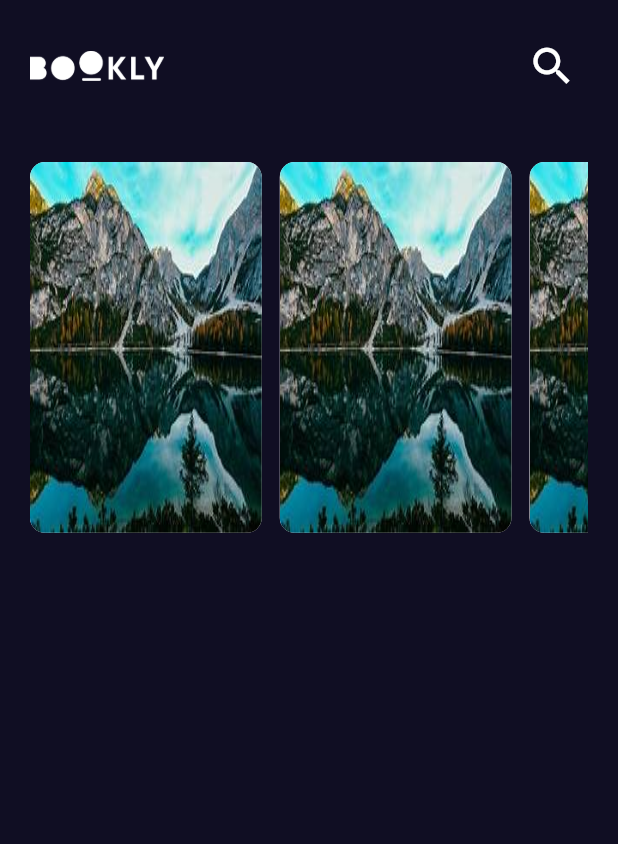
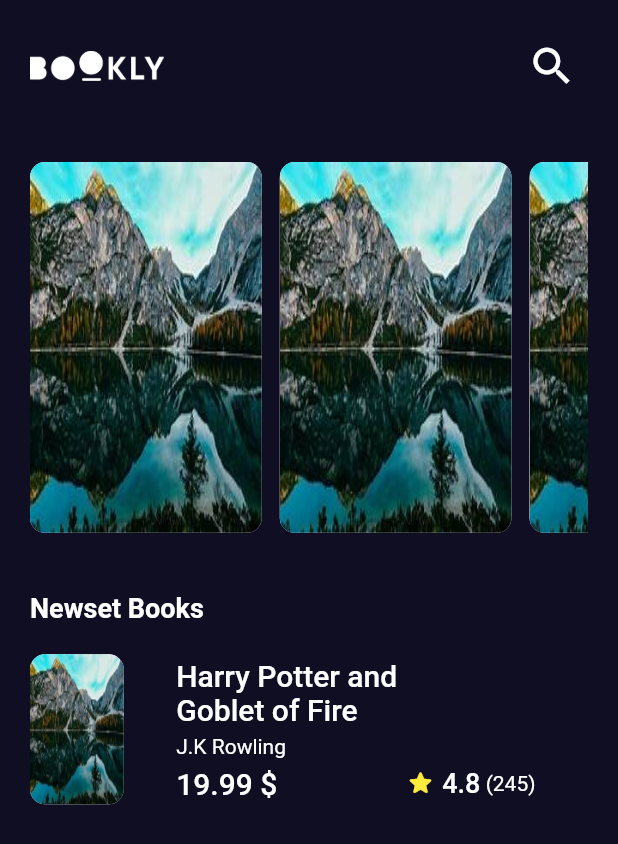
Before and after one commit to seiftarek10/Bookly-App, a Flutter app: the screen it shows after launch, on a phone screen of 412 x 824 dp. Shown: the top 844 px of the screen. Run offline on Flutter 3.47's test engine with Material 2 defaults, Android fonts, the phone set to English and light mode, and no system bars; our stand-ins replace go_router.

Commit message:
create New Book Item

```diff
--- a/bookly_app/lib/Core/utils/styles.dart
+++ b/bookly_app/lib/Core/utils/styles.dart
@@ -2,7 +2,7 @@ import 'package:flutter/material.dart';
 
 class Stayles {
   static const textstyle16 =
-      TextStyle(fontSize: 16, fontWeight: FontWeight.w500);
+      TextStyle(fontSize: 16, fontWeight: FontWeight.normal);
    static const textstyle18 =
      TextStyle(fontSize: 18, fontWeight: FontWeight.w500);
     static const textstyle30 =
--- /dev/null
+++ b/bookly_app/lib/Features/Home/Presentation/View/Widgets/book_rating.dart
@@ -0,0 +1,23 @@
+import 'package:bookly_app/Core/utils/styles.dart';
+import 'package:flutter/material.dart';
+
+class BookRating extends StatelessWidget {
+  const BookRating({super.key});
+
+  @override
+  Widget build(BuildContext context) {
+    return const Row(
+      children: [
+        Icon(Icons.star_rounded, color: Colors.yellow, size: 20),
+        Text(
+          " 4.8",
+          style: Stayles.textstyle18,
+        ),
+        Text(
+          " (245)",
+          style: Stayles.textstyle14,
+        )
+      ],
+    );
+  }
+}
--- a/bookly_app/lib/Features/Home/Presentation/View/Widgets/home_view_body.dart
+++ b/bookly_app/lib/Features/Home/Presentation/View/Widgets/home_view_body.dart
@@ -1,5 +1,7 @@
+import 'package:bookly_app/Core/utils/styles.dart';
 import 'package:bookly_app/Features/Home/Presentation/View/Widgets/books_list_view.dart';
 import 'package:bookly_app/Features/Home/Presentation/View/Widgets/home_view_appBar.dart';
+import 'package:bookly_app/Features/Home/Presentation/View/Widgets/new_book_item.dart';
 import 'package:flutter/material.dart';
 
 class HomeViewBody extends StatelessWidget {
@@ -7,13 +9,18 @@ class HomeViewBody extends StatelessWidget {
 
   @override
   Widget build(BuildContext context) {
-    return const Padding(
-      padding:  EdgeInsets.all(20),
+    return  Padding(
+      padding:const EdgeInsets.all(20),
       child:  Column(
+        crossAxisAlignment: CrossAxisAlignment.start,
         children: [
-           HomeViewAbbBar(),
-           SizedBox(height: 40),
-           BooksListView()
+          const HomeViewAbbBar(),
+          const SizedBox(height: 40),
+          const BooksListView(),
+          const SizedBox(height: 40),
+          Text('Newset Books',style: Stayles.textstyle18.copyWith(fontWeight:FontWeight.bold),),
+          const SizedBox(height: 20),
+          NewBookItem()
         ],
       ),
     );
--- /dev/null
+++ b/bookly_app/lib/Features/Home/Presentation/View/Widgets/new_book_item.dart
@@ -0,0 +1,45 @@
+import 'package:bookly_app/Core/utils/styles.dart';
+import 'package:bookly_app/Features/Home/Presentation/View/Widgets/book_image.dart';
+import 'package:bookly_app/Features/Home/Presentation/View/Widgets/book_rating.dart';
+import 'package:flutter/material.dart';
+
+class NewBookItem extends StatelessWidget {
+  const NewBookItem({super.key});
+
+  @override
+  Widget build(BuildContext context) {
+    return const Row(
+      children: [
+        BookImage(height: 100),
+        // SizedBox(width: 25),
+        Expanded(
+          child: Padding(
+            padding: EdgeInsets.symmetric(horizontal: 35),
+            child: Column(
+              crossAxisAlignment: CrossAxisAlignment.start,
+              children: [
+                SizedBox(
+                  width: 200,
+                  child: Text(
+                    "Harry Potter and Goblet of Fire",
+                     maxLines: 2,
+                     overflow: TextOverflow.ellipsis,
+                     style: Stayles.textstyle20,),
+                ),
+                SizedBox(height: 5),
+                Text("J.K Rowling",style: Stayles.textstyle14,),
+                SizedBox(height: 5),
+                Row(
+                  mainAxisAlignment: MainAxisAlignment.spaceBetween,
+                  children: [
+                  Text( r"19.99 $",style: Stayles.textstyle20,),
+                  BookRating()
+                ],)
+              ],
+            ),
+          ),
+        )
+      ],
+    );
+  }
+}
```
